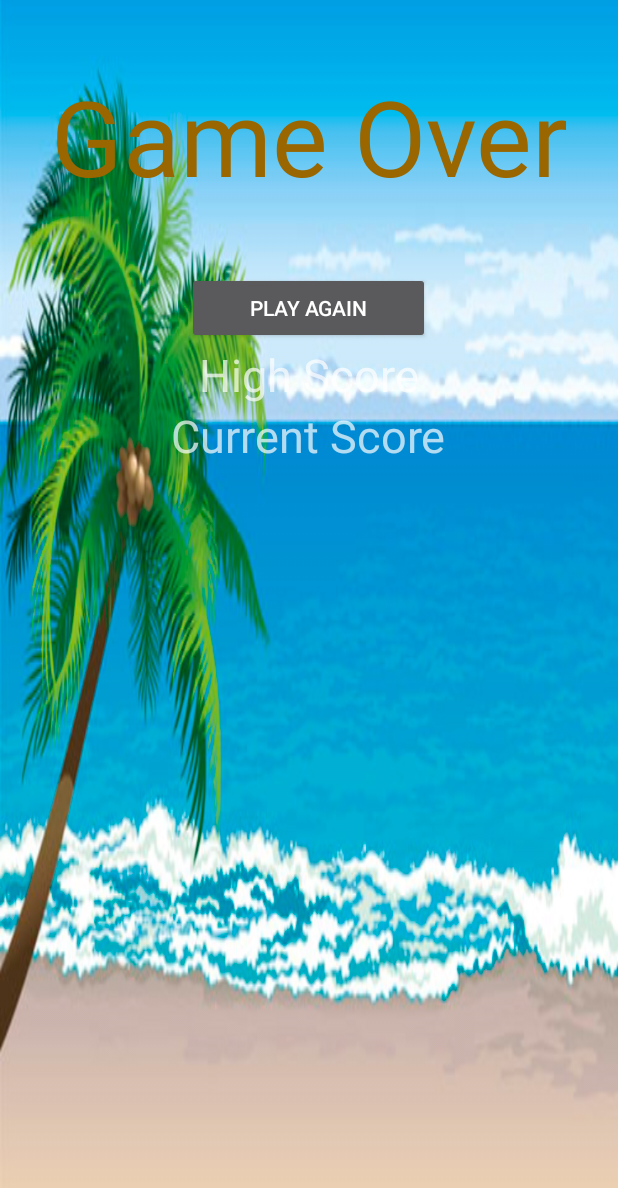
After one commit to pradejner/BoatsAndBombs, an Android app: the layout game_over.xml on its own in the app's theme, with its tools: preview values and no code run, on a phone screen of 412 x 824 dp. The commit adds this screen. Shown: the top 1188 px of the screen. Run offline under Robolectric (Android 15) with nearby library versions, the phone set to English and light mode, and no system bars.

Commit message:
added Game Over page and background

```diff
--- /dev/null
+++ b/app/src/main/res/layout/game_over.xml
@@ -0,0 +1,40 @@
+<?xml version="1.0" encoding="utf-8"?>
+<LinearLayout xmlns:android="http://schemas.android.com/apk/res/android"
+    android:layout_width="match_parent" android:layout_height="match_parent"
+    android:orientation="vertical"
+    android:background="@drawable/game_over_background">
+
+    <TextView
+        android:id="@+id/game_over"
+        android:layout_width="match_parent"
+        android:layout_height="181dp"
+        android:text="Game Over"
+        android:textIsSelectable="false"
+        android:textSize="70sp"
+        android:textColor="#996600"
+        android:gravity="center_vertical|center_horizontal" />
+
+    <Button
+        android:id="@+id/resetButton"
+        android:layout_width="162dp"
+        android:layout_height="wrap_content"
+        android:text="Play Again"
+        android:layout_gravity="center_vertical|center_horizontal"/>
+
+    <TextView
+        android:id="@+id/high_score"
+        android:layout_width="wrap_content"
+        android:layout_height="wrap_content"
+        android:text="High Score"
+        android:textSize="30sp"
+        android:layout_gravity="center_vertical|center_horizontal"/>
+
+    <TextView
+        android:id="@+id/current_score"
+        android:layout_width="wrap_content"
+        android:layout_height="wrap_content"
+        android:text="Current Score"
+        android:textSize="30sp"
+        android:layout_gravity="center_vertical|center_horizontal"/>
+
+</LinearLayout>
--- a/app/src/main/res/layout/title_page.xml
+++ b/app/src/main/res/layout/title_page.xml
@@ -3,6 +3,7 @@
     android:layout_width="match_parent"
     android:layout_height="match_parent"
     android:orientation="vertical"
+    android:background="@drawable/game_over_background"
     android:layout_centerHorizontal="true"
     android:layout_centerVertical="true">
 
```
Also changed, not shown: app/src/main/java/com/peakey/ggj2017/waveyboat/GameOver.java (added, +74 -0 lines), app/src/main/res/drawable/game_over_background.jpg (added).
